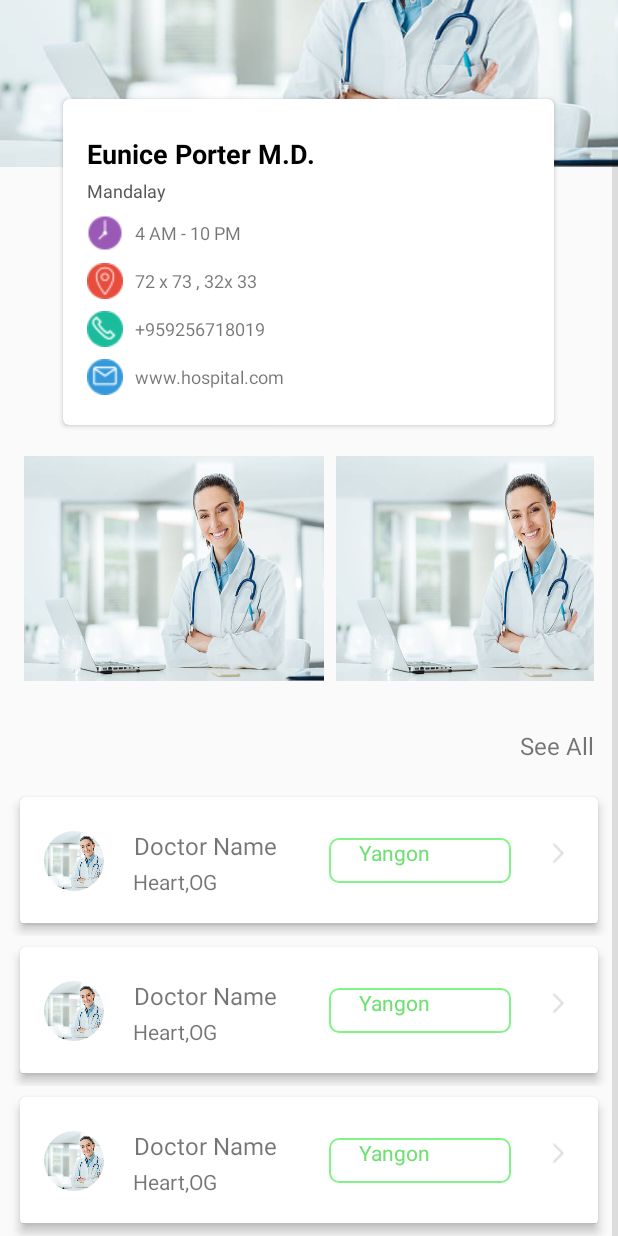
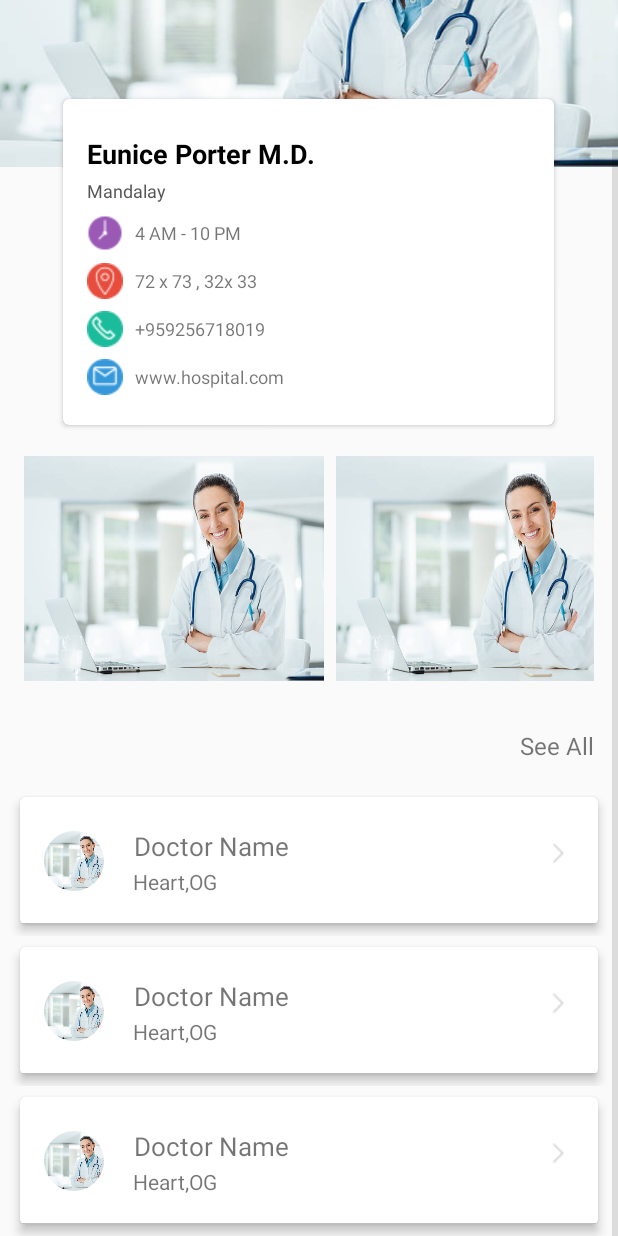
Before and after one commit to ThiriWai26/clinic_android, an Android app: the layout activity_hospital_detail.xml on its own in the app's theme, with its tools: preview values and no code run, on a phone screen of 412 x 824 dp. Run offline under Robolectric (Android 15) with nearby library versions, the phone set to English and light mode, and no system bars.

Commit message:
doctor list

```diff
--- a/app/src/main/java/com/example/clinic_project/holder/DoctorHolder.java
+++ b/app/src/main/java/com/example/clinic_project/holder/DoctorHolder.java
@@ -22,7 +22,7 @@ public class DoctorHolder extends RecyclerView.ViewHolder implements View.OnClic
 
     private OnDoctorClickListener listener;
 
-    private TextView tvname, tvSpecial, tvAddress, tvId;
+    private TextView tvname, tvSpecial,  tvId;
     private ImageView imgProfile;
     private ImageButton btnDoctorDetail;
 
@@ -46,7 +46,7 @@ public class DoctorHolder extends RecyclerView.ViewHolder implements View.OnClic
         tvId = view.findViewById(R.id.tvid);
         tvname = view.findViewById(R.id.tvName);
         tvSpecial = view.findViewById(R.id.tvType);
-        tvAddress = view.findViewById(R.id.tvAddress);
+//        tvAddress = view.findViewById(R.id.tvAddress);
         imgProfile = view.findViewById(R.id.profile);
         btnDoctorDetail = view.findViewById(R.id.btn_doctor_detail);
 
@@ -71,7 +71,7 @@ public class DoctorHolder extends RecyclerView.ViewHolder implements View.OnClic
 
         tvSpecial.setText(special);
 
-        tvAddress.setText(address);
+//        tvAddress.setText(address);
 
         Log.e("photo",doctor.photo);
 
--- a/app/src/main/res/layout/layout_doctor_list.xml
+++ b/app/src/main/res/layout/layout_doctor_list.xml
@@ -49,7 +49,9 @@
                         android:gravity="center_vertical"
                         android:layout_marginTop="12dp"
                         android:text=" Doctor Name"
-                        android:textSize="16sp"
+                        android:textStyle="bold"
+                        android:textSize="17sp"
+                        android:textFontWeight="5"
                         tools:ignore="NotSibling" />
 
                     <TextView
@@ -69,26 +71,26 @@
             </RelativeLayout>
 
 
-            <TextView
-                android:id="@+id/tvAddress"
-                android:layout_width="121dp"
-                android:layout_height="wrap_content"
-                android:layout_gravity="center"
-                android:layout_marginStart="10dp"
-                android:layout_marginLeft="35dp"
-                android:layout_marginEnd="18dp"
-                android:layout_marginRight="18dp"
-                android:layout_marginTop="27dp"
-                android:layout_toStartOf="@+id/btn_doctor_detail"
-                android:layout_toLeftOf="@+id/btn_doctor_detail"
-                android:layout_toRightOf="@id/tvName"
-                android:background="@drawable/dr_appointment_btn_style_color"
-                android:ems="10"
-                android:paddingLeft="20dp"
-                android:text="Yangon"
-                android:textColor="#6FE072"
-                android:textSize="14sp"
-                tools:ignore="NotSibling" />
+            <!--<TextView-->
+                <!--android:id="@+id/tvAddress"-->
+                <!--android:layout_width="121dp"-->
+                <!--android:layout_height="wrap_content"-->
+                <!--android:layout_gravity="center"-->
+                <!--android:layout_marginStart="10dp"-->
+                <!--android:layout_marginLeft="35dp"-->
+                <!--android:layout_marginEnd="18dp"-->
+                <!--android:layout_marginRight="18dp"-->
+                <!--android:layout_marginTop="27dp"-->
+                <!--android:layout_toStartOf="@+id/btn_doctor_detail"-->
+                <!--android:layout_toLeftOf="@+id/btn_doctor_detail"-->
+                <!--android:layout_toRightOf="@id/tvName"-->
+                <!--android:background="@drawable/dr_appointment_btn_style_color"-->
+                <!--android:ems="10"-->
+                <!--android:paddingLeft="20dp"-->
+                <!--android:text="Yangon"-->
+                <!--android:textColor="#6FE072"-->
+                <!--android:textSize="14sp"-->
+                <!--tools:ignore="NotSibling" />-->
 
 
             <ImageButton
```
